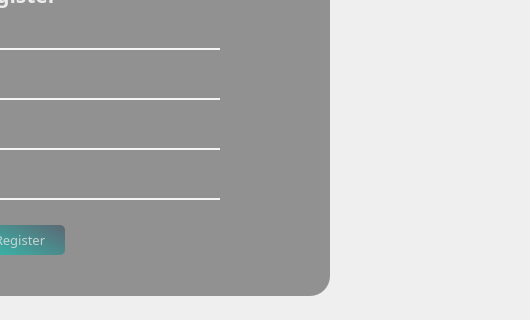
First picture: the form in UI/RegisterUI.ui, repository FilipSijak1/seminar, before the edit; both pictures show x 470 to 1000 and y 164 to 484 of the 1000 by 600 pixel window.
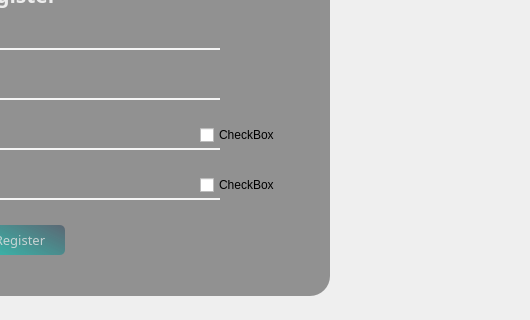
Second picture: the form after the edit. Icons and pictures are not drawn.

```diff
--- a/UI/RegisterUI.ui
+++ b/UI/RegisterUI.ui
@@ -978,6 +978,44 @@
       <string>Back</string>
      </property>
     </widget>
+    <widget class="QCheckBox" name="checkBox">
+     <property name="geometry">
+      <rect>
+       <x>670</x>
+       <y>290</y>
+       <width>81</width>
+       <height>20</height>
+      </rect>
+     </property>
+     <property name="text">
+      <string>CheckBox</string>
+     </property>
+     <property name="iconSize">
+      <size>
+       <width>15</width>
+       <height>15</height>
+      </size>
+     </property>
+    </widget>
+    <widget class="QCheckBox" name="checkBox_2">
+     <property name="geometry">
+      <rect>
+       <x>670</x>
+       <y>340</y>
+       <width>81</width>
+       <height>20</height>
+      </rect>
+     </property>
+     <property name="text">
+      <string>CheckBox</string>
+     </property>
+     <property name="iconSize">
+      <size>
+       <width>15</width>
+       <height>15</height>
+      </size>
+     </property>
+    </widget>
    </widget>
   </widget>
   <widget class="QMenuBar" name="menubar">
```
